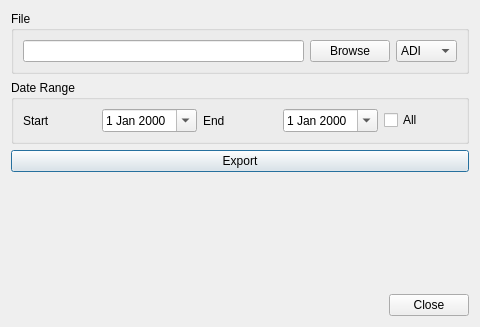
Before: the Qt Designer form ui/ExportDialog.ui in k5mcd/QLog, drawn with Qt 5.
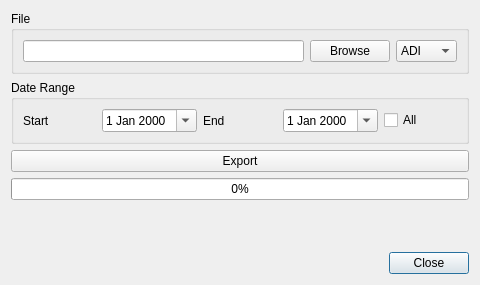
After: the same form once the commit is applied. Icons and pictures are not drawn.

Commit message: ExportImport: Added Progressbar for Export

What changed in the file:
```diff
--- a/ui/ExportDialog.ui
+++ b/ui/ExportDialog.ui
@@ -7,7 +7,7 @@
     <x>0</x>
     <y>0</y>
     <width>480</width>
-    <height>327</height>
+    <height>285</height>
    </rect>
   </property>
   <property name="windowTitle">
@@ -17,36 +17,6 @@
    <bool>true</bool>
   </property>
   <layout class="QGridLayout" name="gridLayout_3">
-   <item row="2" column="0">
-    <widget class="QPushButton" name="exportButton">
-     <property name="text">
-      <string>Export</string>
-     </property>
-    </widget>
-   </item>
-   <item row="4" column="0">
-    <spacer name="verticalSpacer">
-     <property name="orientation">
-      <enum>Qt::Vertical</enum>
-     </property>
-     <property name="sizeHint" stdset="0">
-      <size>
-       <width>20</width>
-       <height>40</height>
-      </size>
-     </property>
-    </spacer>
-   </item>
-   <item row="5" column="0">
-    <widget class="QDialogButtonBox" name="buttonBox">
-     <property name="orientation">
-      <enum>Qt::Horizontal</enum>
-     </property>
-     <property name="standardButtons">
-      <set>QDialogButtonBox::Close</set>
-     </property>
-    </widget>
-   </item>
    <item row="1" column="0">
     <widget class="QGroupBox" name="groupBox_2">
      <property name="toolTip">
@@ -112,6 +82,36 @@
      </layout>
     </widget>
    </item>
+   <item row="6" column="0">
+    <widget class="QLabel" name="statusLabel">
+     <property name="text">
+      <string/>
+     </property>
+    </widget>
+   </item>
+   <item row="8" column="0">
+    <spacer name="verticalSpacer">
+     <property name="orientation">
+      <enum>Qt::Vertical</enum>
+     </property>
+     <property name="sizeHint" stdset="0">
+      <size>
+       <width>20</width>
+       <height>40</height>
+      </size>
+     </property>
+    </spacer>
+   </item>
+   <item row="10" column="0">
+    <widget class="QDialogButtonBox" name="buttonBox">
+     <property name="orientation">
+      <enum>Qt::Horizontal</enum>
+     </property>
+     <property name="standardButtons">
+      <set>QDialogButtonBox::Close</set>
+     </property>
+    </widget>
+   </item>
    <item row="0" column="0">
     <widget class="QGroupBox" name="groupBox">
      <property name="title">
@@ -168,9 +168,16 @@
     </widget>
    </item>
    <item row="3" column="0">
-    <widget class="QLabel" name="statusLabel">
+    <widget class="QPushButton" name="exportButton">
      <property name="text">
-      <string/>
+      <string>Export</string>
+     </property>
+    </widget>
+   </item>
+   <item row="5" column="0">
+    <widget class="QProgressBar" name="progressBar">
+     <property name="value">
+      <number>0</number>
      </property>
     </widget>
    </item>
```
The commit also changes 8 other files.
